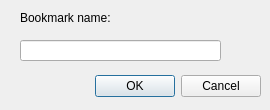
Qt form bookmarkdialog.ui (StuckInTheCode/KODBYDOT) before a commit.
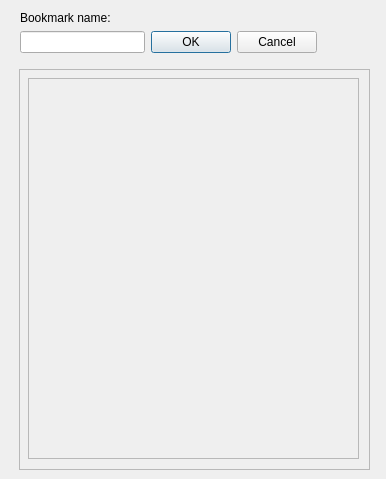
The same form after that commit.

Commit message: Json bookmark file, bookmark dialog

```diff
--- a/bookmarkdialog.ui
+++ b/bookmarkdialog.ui
@@ -6,39 +6,13 @@
    <rect>
     <x>0</x>
     <y>0</y>
-    <width>270</width>
-    <height>110</height>
+    <width>386</width>
+    <height>479</height>
    </rect>
   </property>
   <property name="windowTitle">
    <string>Dialog</string>
   </property>
-  <widget class="QDialogButtonBox" name="buttonBox">
-   <property name="geometry">
-    <rect>
-     <x>20</x>
-     <y>70</y>
-     <width>241</width>
-     <height>32</height>
-    </rect>
-   </property>
-   <property name="orientation">
-    <enum>Qt::Horizontal</enum>
-   </property>
-   <property name="standardButtons">
-    <set>QDialogButtonBox::Cancel|QDialogButtonBox::Ok</set>
-   </property>
-  </widget>
-  <widget class="QLineEdit" name="lineEdit">
-   <property name="geometry">
-    <rect>
-     <x>20</x>
-     <y>40</y>
-     <width>201</width>
-     <height>21</height>
-    </rect>
-   </property>
-  </widget>
   <widget class="QLabel" name="label">
    <property name="geometry">
     <rect>
@@ -52,6 +26,70 @@
     <string>Bookmark name:</string>
    </property>
   </widget>
+  <widget class="QFrame" name="frame">
+   <property name="geometry">
+    <rect>
+     <x>19</x>
+     <y>69</y>
+     <width>351</width>
+     <height>401</height>
+    </rect>
+   </property>
+   <property name="frameShape">
+    <enum>QFrame::StyledPanel</enum>
+   </property>
+   <property name="frameShadow">
+    <enum>QFrame::Raised</enum>
+   </property>
+   <widget class="QScrollArea" name="scrollArea">
+    <property name="geometry">
+     <rect>
+      <x>9</x>
+      <y>9</y>
+      <width>331</width>
+      <height>381</height>
+     </rect>
+    </property>
+    <property name="widgetResizable">
+     <bool>true</bool>
+    </property>
+    <widget class="QWidget" name="scrollAreaWidgetContents">
+     <property name="geometry">
+      <rect>
+       <x>0</x>
+       <y>0</y>
+       <width>329</width>
+       <height>379</height>
+      </rect>
+     </property>
+    </widget>
+   </widget>
+  </widget>
+  <widget class="QWidget" name="">
+   <property name="geometry">
+    <rect>
+     <x>20</x>
+     <y>30</y>
+     <width>297</width>
+     <height>25</height>
+    </rect>
+   </property>
+   <layout class="QHBoxLayout" name="horizontalLayout">
+    <item>
+     <widget class="QLineEdit" name="name"/>
+    </item>
+    <item>
+     <widget class="QDialogButtonBox" name="buttonBox">
+      <property name="orientation">
+       <enum>Qt::Horizontal</enum>
+      </property>
+      <property name="standardButtons">
+       <set>QDialogButtonBox::Cancel|QDialogButtonBox::Ok</set>
+      </property>
+     </widget>
+    </item>
+   </layout>
+  </widget>
  </widget>
  <resources/>
  <connections>
```
The commit also changes 6 other files.
